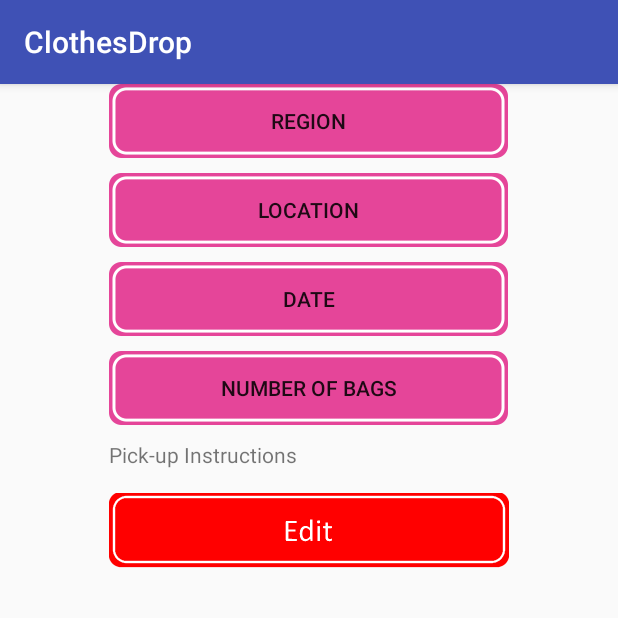
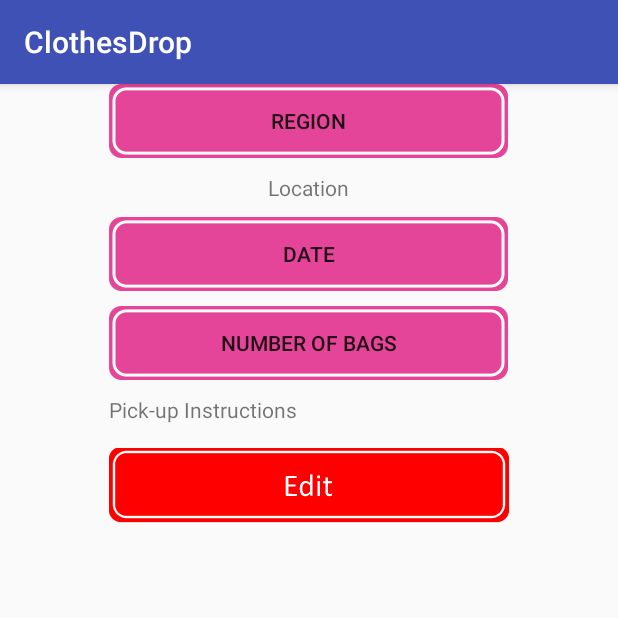
Before and after one commit to UnderratedDev/ClothesDrop, an Android app: the ScheduledRequestDetailsActivity screen opened directly, with no data from a screen before it, on a phone screen of 412 x 824 dp, the top half of it. Run offline under Robolectric (Android 15) with nearby library versions, the phone set to English and light mode, and no system bars.

```diff
--- a/app/src/main/res/layout/activity_scheduled_request_details.xml
+++ b/app/src/main/res/layout/activity_scheduled_request_details.xml
@@ -16,14 +16,13 @@
         android:background="@drawable/button_pink"
         android:layout_marginBottom="10dp"/>
 
-    <Button
+    <TextView
         android:id="@+id/details_location"
         android:layout_width="266dp"
-        android:layout_height="49dp"
+        android:layout_height="wrap_content"
         android:layout_gravity="center"
         android:ems="10"
         android:text="Location"
-        android:background="@drawable/button_pink"
         android:textAlignment="center"
         android:layout_marginBottom="10dp"/>
 
```
